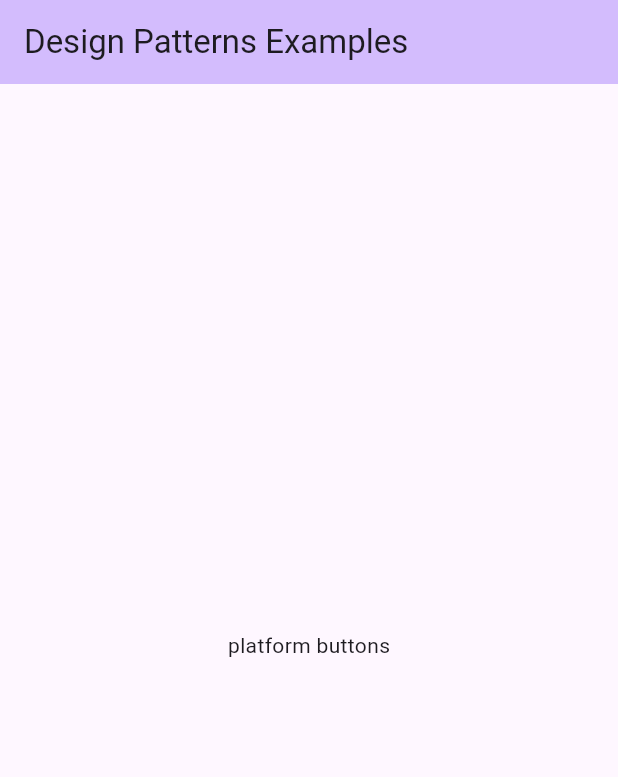
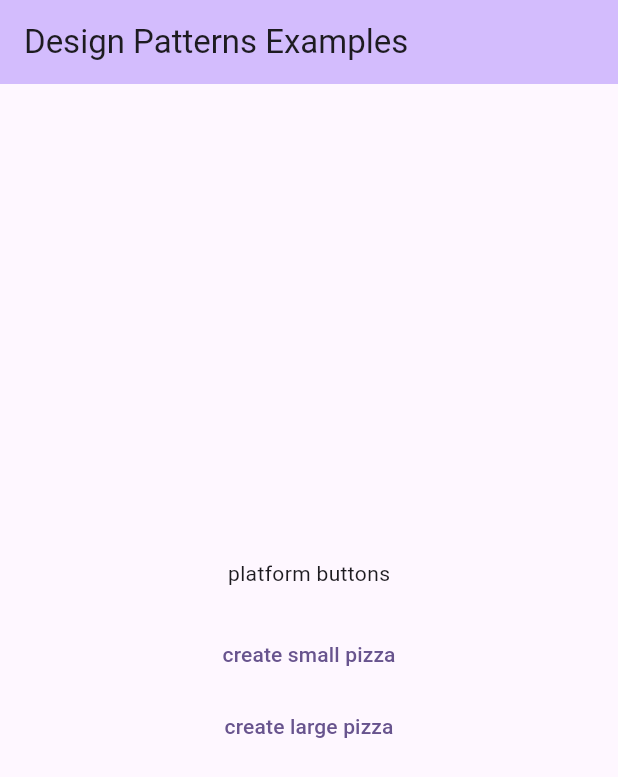
Before and after one commit to AhmedYosryIbrahim/design_patterns, a Flutter app: the screen it shows after launch, on a phone screen of 412 x 824 dp. Shown: the top 777 px of the screen. Run offline on Flutter 3.47's test engine with Material 2 defaults, Android fonts, the light colour scheme and no system bars.

Commit message:
builder pattern

```diff
--- a/lib/main.dart
+++ b/lib/main.dart
@@ -1,3 +1,4 @@
+import 'package:factory_design_patterne/pizza_builder_pattern.dart';
 import 'package:flutter/material.dart';
 
 void main() {
@@ -30,6 +31,10 @@ class MyHomePage extends StatefulWidget {
 }
 
 class _MyHomePageState extends State<MyHomePage> {
+  final PizzaDirectory directory = PizzaDirectory();
+  final SmallTomatoPizzaBuilder smallTomatoPizzaBuilder =
+      SmallTomatoPizzaBuilder();
+  final LargeHotPizzaBuilder largeHotPizzaBuilder = LargeHotPizzaBuilder();
   @override
   Widget build(BuildContext context) {
     return Scaffold(
@@ -37,16 +42,32 @@ class _MyHomePageState extends State<MyHomePage> {
         backgroundColor: Theme.of(context).colorScheme.inversePrimary,
         title: Text(widget.title),
       ),
-      body: const Center(
+      body: Center(
         child: Column(
           mainAxisAlignment: MainAxisAlignment.center,
           children: <Widget>[
-            Text(
+            const Text(
               'platform buttons',
             ),
-            SizedBox(
+            const SizedBox(
               height: 20,
             ),
+            TextButton(
+                onPressed: () {
+                  directory.setPizzaBuilder(smallTomatoPizzaBuilder);
+                  directory.createPizza();
+                  final Pizza pizza = directory.getPizza();
+                  print('${pizza.name} , ${pizza.size} , ${pizza.sauce}');
+                },
+                child: const Text('create small pizza')),
+            TextButton(
+                onPressed: () {
+                  directory.setPizzaBuilder(largeHotPizzaBuilder);
+                  directory.createPizza();
+                  final Pizza pizza = directory.getPizza();
+                  print('${pizza.name} , ${pizza.size} , ${pizza.sauce}');
+                },
+                child: const Text('create large pizza'))
           ],
         ),
       ),
--- /dev/null
+++ b/lib/pizza_builder_pattern.dart
@@ -0,0 +1,110 @@
+enum PizzaSize {
+  small,
+  medium,
+  large,
+}
+
+enum PizzaSauce { none, tomato, mild, hot }
+
+class Pizza {
+  late final String _name;
+  late final double _price;
+  late final PizzaSize _size;
+  late final PizzaSauce _sauce;
+
+  ///getters
+  String get name => _name;
+  double get price => _price;
+  PizzaSize get size => _size;
+  PizzaSauce get sauce => _sauce;
+
+  /// setters
+  void setName(String name) {
+    _name = name;
+  }
+
+  void setPrice(double price) {
+    _price = price;
+  }
+
+  void setSize(PizzaSize size) {
+    _size = size;
+  }
+
+  void setSauce(PizzaSauce sauce) {
+    _sauce = sauce;
+  }
+}
+
+abstract class PizzaBuilder {
+  late String name;
+
+  late Pizza pizza;
+
+  void createPizza() {
+    pizza = Pizza();
+    pizza.setName(name);
+  }
+
+  Pizza getPizza() {
+    return pizza;
+  }
+
+  void buildSauce();
+
+  void buildSize();
+}
+
+class SmallTomatoPizzaBuilder extends PizzaBuilder {
+  static const String pizzaName = 'small tomato pizza';
+
+  SmallTomatoPizzaBuilder() {
+    super.name = pizzaName;
+  }
+
+  @override
+  void buildSauce() {
+    super.pizza.setSauce(PizzaSauce.tomato);
+  }
+
+  @override
+  void buildSize() {
+    super.pizza.setSize(PizzaSize.small);
+  }
+}
+
+class LargeHotPizzaBuilder extends PizzaBuilder {
+  static const String pizzaName = 'Large hot pizza';
+
+  LargeHotPizzaBuilder() {
+    super.name = pizzaName;
+  }
+
+  @override
+  void buildSauce() {
+    pizza.setSauce(PizzaSauce.hot);
+  }
+
+  @override
+  void buildSize() {
+    pizza.setSize(PizzaSize.large);
+  }
+}
+
+class PizzaDirectory {
+  late PizzaBuilder _pizzaBuilder;
+
+  void setPizzaBuilder(PizzaBuilder builder) {
+    _pizzaBuilder = builder;
+  }
+
+  Pizza getPizza() {
+    return _pizzaBuilder.pizza;
+  }
+
+  void createPizza() {
+    _pizzaBuilder.createPizza();
+    _pizzaBuilder.buildSauce();
+    _pizzaBuilder.buildSize();
+  }
+}
```
